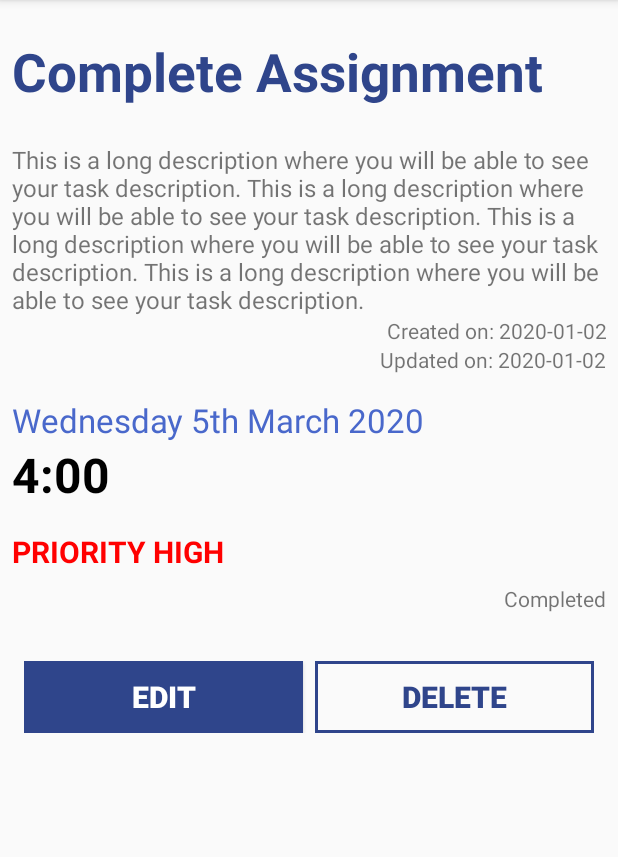
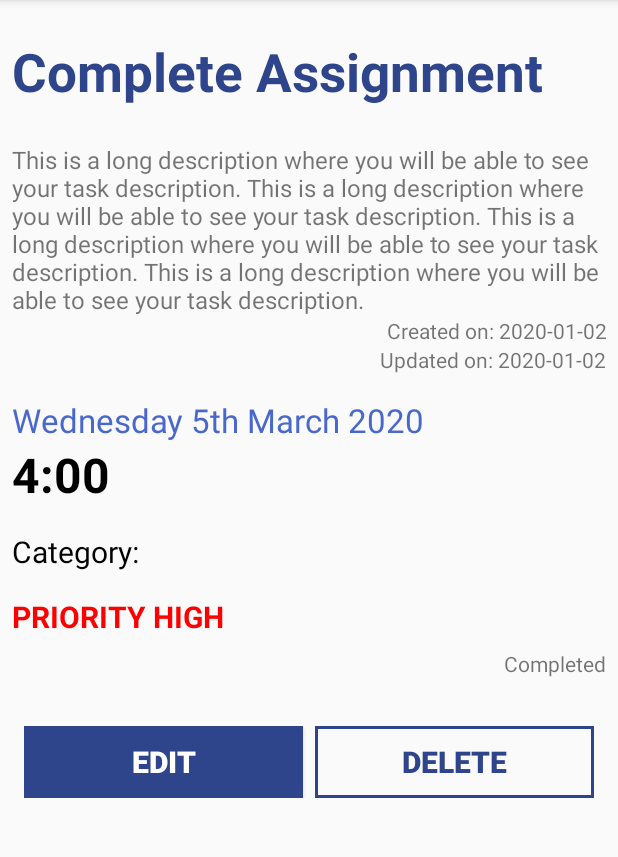
Before and after one commit to RojanBajra/todoAssignmentc7190053, an Android app: the fragment SingleTaskFragment placed in its activity, on a phone screen of 412 x 824 dp, the part 84-941 px from its top. Run offline under Robolectric (Android 15) with nearby library versions, the phone set to English and light mode, and no system bars; our stand-ins replace Room's generated code; 7 statements that could not run were skipped.

Commit message:
category display completed

```diff
--- a/app/src/main/java/com/rojan/todo/SingleTaskFragment.java
+++ b/app/src/main/java/com/rojan/todo/SingleTaskFragment.java
@@ -19,6 +19,7 @@ import android.widget.TextView;
 import com.rojan.todo.adapter.SingleTaskViewPagerAdapter;
 import com.rojan.todo.database.AppDatabase;
 import com.rojan.todo.database.Repository;
+import com.rojan.todo.model.Category;
 import com.rojan.todo.model.Task;
 import com.rojan.todo.utils.DateFormatUtils;
 import com.rojan.todo.viewModel.SingleTaskFragmentViewModel;
@@ -45,11 +46,14 @@ public class SingleTaskFragment extends Fragment {
     public static int currnetPage = -1;
 
     private Task taskData;
+    private Category listCategoryData;
     private int taskId;
     private int pageNumber;
     private LiveData<Task> taskDataSingle;
-    private TextView lblTitle, lblDescription, lblDate, lblTime, lblPriority, lblCreatedOn, lblUpdatedOn, lblCompleted;
+    private TextView lblTitle, lblDescription, lblDate, lblTime, lblPriority, lblCreatedOn, lblUpdatedOn, lblCompleted, lblCategory;
     private Button btnEdit, btnDelete;
+
+    private LiveData<Category> listCategory;
 
     public static Fragment getInstance(int taskId, int pageNumber) {
         System.out.println("i am running delete get instance");
@@ -81,7 +85,7 @@ public class SingleTaskFragment extends Fragment {
             pageNumber = (int) args.getInt(PAGE_NUMBER);
 //            System.out.println(" now yeta k cha " + taskData.getTaskName());
             AppDatabase database = AppDatabase.getInstance(getActivity());
-            Repository repository = new Repository(database);
+            final Repository repository = new Repository(database);
             taskDataSingle = repository.loadTaskById(taskId);
             System.out.println("yo calling cha ta? ");
             taskDataSingle.observe(getActivity(), new Observer<Task>() {
@@ -89,9 +93,20 @@ public class SingleTaskFragment extends Fragment {
                 public void onChanged(Task task) {
                     taskDataSingle.removeObserver(this);
                     taskData = task;
-                    setValues();
+                    listCategory = repository.loadEachCategoryById(taskData.getCategoryId());
+                    listCategory.observe(getActivity(), new Observer<Category>() {
+                        @Override
+                        public void onChanged(Category category) {
+                            listCategory.removeObserver(this);
+                            listCategoryData = category;
+                            setValues();
+                        }
+                    });
+
+
                 }
             });
+
 
         }
 //        setValues();
@@ -118,6 +133,7 @@ public class SingleTaskFragment extends Fragment {
         lblCreatedOn = (TextView) view.findViewById(R.id.lblCreatedOn);
         lblUpdatedOn = (TextView) view.findViewById(R.id.lblUpdatedOn);
         lblCompleted = (TextView) view.findViewById(R.id.lblCompleted);
+        lblCategory = (TextView) view.findViewById(R.id.lblCategory);
         btnEdit = (Button) view.findViewById(R.id.btnEdit);
         btnDelete = (Button) view.findViewById(R.id.btnDelete);
 
@@ -149,6 +165,13 @@ public class SingleTaskFragment extends Fragment {
         lblPriority.setText(getPriorityValue(taskData.getPriority()));
         lblCompleted.setText(taskData.isCompleted() ? "complete" : "incomplete");
         lblCompleted.setTextColor(taskData.isCompleted() ? ContextCompat.getColor(getActivity(), R.color.colorGreen) : ContextCompat.getColor(getActivity(), R.color.colorRed));
+        lblCategory.setText("Category: " + listCategoryData.getCategoryName());
+//        lblCategory.setText("" + taskData.getCategoryId());
+    }
+
+    private String retrieveCategory(int categoryId){
+
+        return "";
     }
 
     private void btnEditClicked() {
--- a/app/src/main/java/com/rojan/todo/database/CategoryDao.java
+++ b/app/src/main/java/com/rojan/todo/database/CategoryDao.java
@@ -21,6 +21,9 @@ public interface CategoryDao {
     @Query("select * from category order by categoryId desc")
     LiveData<List<Category>> loadAllTheCAtegoryById();
 
+    @Query("select * from category where categoryId = :categoryId")
+    LiveData<Category> loadEachCategoryById(int categoryId);
+
     @Insert(onConflict = OnConflictStrategy.REPLACE)
     void insertCategory(Category category);
 
--- a/app/src/main/java/com/rojan/todo/database/Repository.java
+++ b/app/src/main/java/com/rojan/todo/database/Repository.java
@@ -72,6 +72,10 @@ public class Repository {
         return categoryDaoRepository.loadAllTheCAtegoryById();
     }
 
+    public LiveData<Category> loadEachCategoryById(int categoryId) {
+        return categoryDaoRepository.loadEachCategoryById(categoryId);
+    }
+
     public void deleteTheCategory(final Category category){
         AppDatabase.databaseWriteExecutor.execute(new Runnable() {
             @Override
--- a/app/src/main/java/com/rojan/todo/viewModel/AddTaskFragmentViewModel.java
+++ b/app/src/main/java/com/rojan/todo/viewModel/AddTaskFragmentViewModel.java
@@ -103,7 +103,7 @@ public class AddTaskFragmentViewModel extends AndroidViewModel {
                     getValTime(),
                     false,
                     getValPriority(),
-                    0,
+                    1,
                     date,
                     date
             );
@@ -117,7 +117,7 @@ public class AddTaskFragmentViewModel extends AndroidViewModel {
                     getValTime(),
                     false,
                     getValPriority(),
-                    0,
+                    1,
                     getTaskToEdit().getValue().getCreatedOn(),
                     date
             );
--- a/app/src/main/res/layout/fragment_single_task.xml
+++ b/app/src/main/res/layout/fragment_single_task.xml
@@ -74,6 +74,18 @@
             app:layout_constraintTop_toBottomOf="@id/lblTaskDate" />
 
         <TextView
+            android:layout_width="match_parent"
+            android:layout_height="wrap_content"
+            android:text="Category: "
+            app:layout_constraintTop_toBottomOf="@id/lblTaskTime"
+            app:layout_constraintLeft_toLeftOf="parent"
+            app:layout_constraintRight_toRightOf="parent"
+            android:layout_marginTop="16dp"
+            android:textSize="20sp"
+            android:textColor="@color/colorBlack"
+            android:id="@+id/lblCategory"/>
+
+        <TextView
             android:id="@+id/lblPriority"
             android:layout_width="match_parent"
             android:layout_height="wrap_content"
@@ -82,7 +94,7 @@
             android:textColor="@color/colorRed"
             android:textSize="20sp"
             android:textStyle="bold"
-            app:layout_constraintTop_toBottomOf="@id/lblTaskTime" />
+            app:layout_constraintTop_toBottomOf="@id/lblCategory" />
 
         <TextView
             android:id="@+id/lblCompleted"
```
